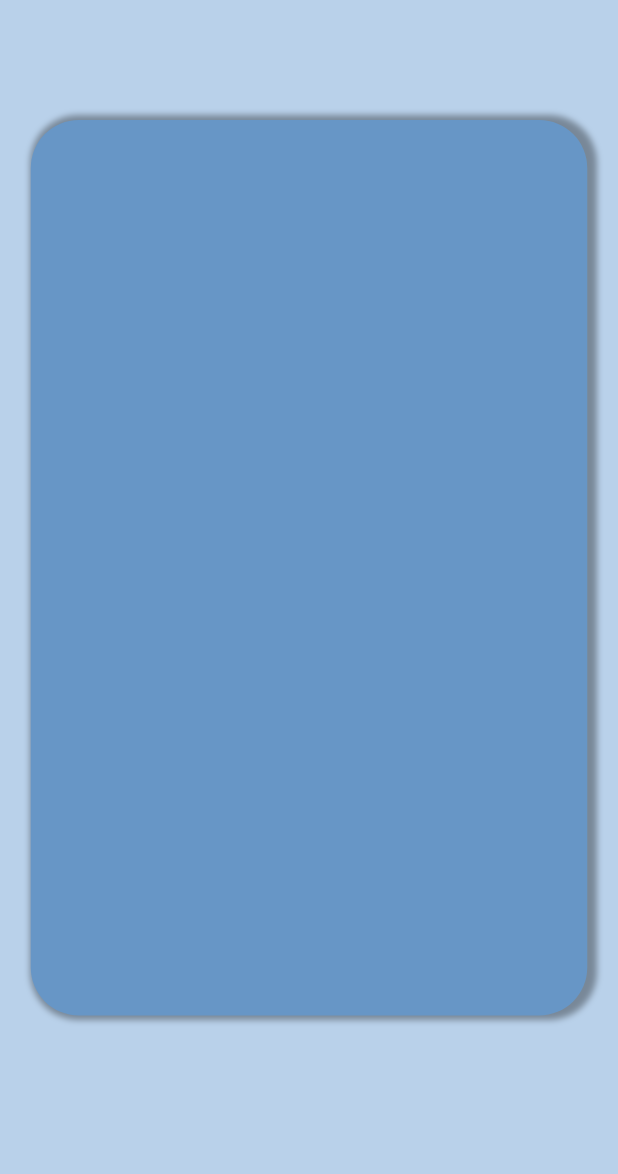
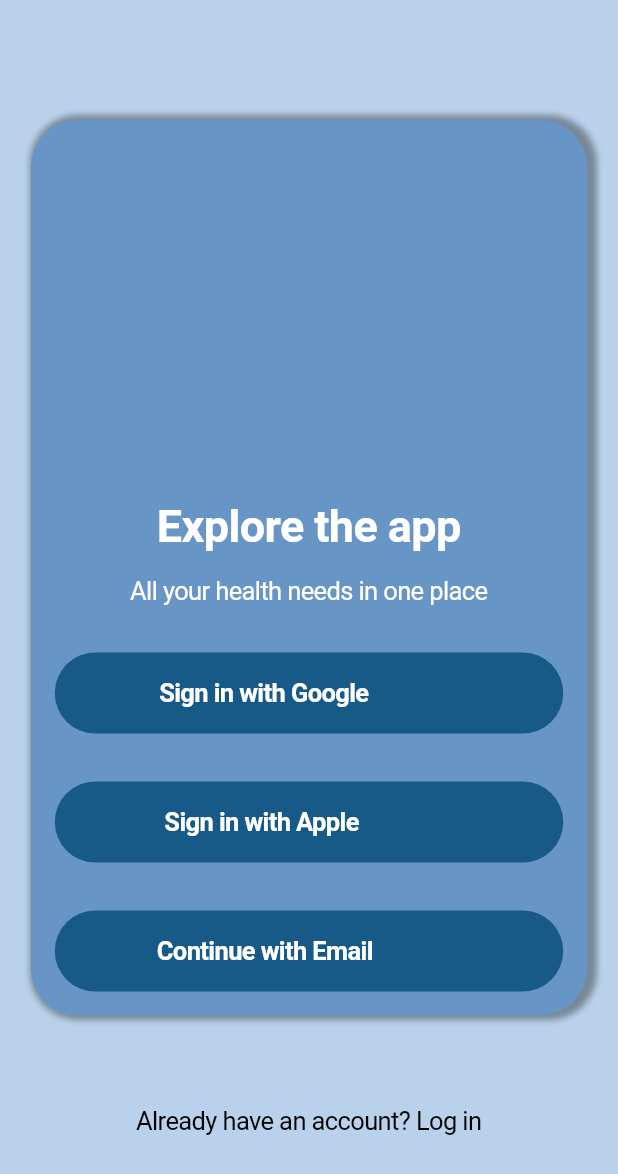
Before and after one commit to ElectroRG/CAC-Med-App, a Flutter app: the screen it shows after launch, on a phone screen of 412 x 824 dp. Shown: the top 1174 px of the screen. Run offline on Flutter 3.47's test engine with Material 3 defaults, Android fonts, the phone set to English and light mode, and no system bars.

Commit message:
finished splash page UI

```diff
--- a/lib/Pages/splash_page.dart
+++ b/lib/Pages/splash_page.dart
@@ -9,6 +9,7 @@
     return Container(
         color: const Color.fromRGBO(185, 209, 234, 1),
         child: Column(mainAxisAlignment: MainAxisAlignment.start, children: [
+          //floating page dark blue
           Padding(
             padding: const EdgeInsets.only(top: 80.0),
             child: Container(
@@ -25,10 +26,90 @@
                         offset: Offset(3, 0))
                   ]),
               child: Column(
-                children: [Container()],
+                mainAxisAlignment: MainAxisAlignment.end,
+                children: [
+                  const Padding(
+                    padding: EdgeInsets.all(16),
+                    child: Text(
+                      'Explore the app',
+                      style: TextStyle(
+                          color: Colors.white,
+                          fontWeight: FontWeight.bold,
+                          fontSize: 30.0),
+                    ),
+                  ),
+                  const Padding(
+                    padding: EdgeInsets.only(bottom: 15),
+                    child: Text(
+                      'All your health needs in one place',
+                      style: TextStyle(
+                        color: Colors.white,
+                      ),
+                    ),
+                  ),
+                  //sign in options
+                  Padding(
+                    padding: const EdgeInsets.all(16.0),
+                    child: Container(
+                      width: 353,
+                      height: 54,
+                      decoration: BoxDecoration(
+                          borderRadius: BorderRadius.circular(28),
+                          color: const Color.fromRGBO(24, 90, 135, 100)),
+                      child: const Align(
+                          alignment: Alignment(-0.3, 0),
+                          child: Text(
+                            'Sign in with Google',
+                            style: TextStyle(
+                                color: Colors.white,
+                                fontWeight: FontWeight.bold),
+                          )),
+                    ),
+                  ),
+                  Padding(
+                    padding: const EdgeInsets.all(16.0),
+                    child: Container(
+                      width: 353,
+                      height: 54,
+                      decoration: BoxDecoration(
+                          borderRadius: BorderRadius.circular(28),
+                          color: const Color.fromRGBO(24, 90, 135, 100)),
+                      child: const Align(
+                          alignment: Alignment(-0.3, 0),
+                          child: Text(
+                            'Sign in with Apple',
+                            style: TextStyle(
+                                color: Colors.white,
+                                fontWeight: FontWeight.bold),
+                          )),
+                    ),
+                  ),
+                  Padding(
+                    padding: const EdgeInsets.all(16.0),
+                    child: Container(
+                      width: 353,
+                      height: 54,
+                      decoration: BoxDecoration(
+                          borderRadius: BorderRadius.circular(28),
+                          color: const Color.fromRGBO(24, 90, 135, 100)),
+                      child: const Align(
+                          alignment: Alignment(-0.3, 0),
+                          child: Text(
+                            'Continue with Email',
+                            style: TextStyle(
+                                color: Colors.white,
+                                fontWeight: FontWeight.bold),
+                          )),
+                    ),
+                  )
+                ],
               ),
             ),
           ),
+          const Padding(
+            padding: const EdgeInsets.all(60.0),
+            child: Text('Already have an account? Log in'),
+          )
         ]));
   }
 }
```
